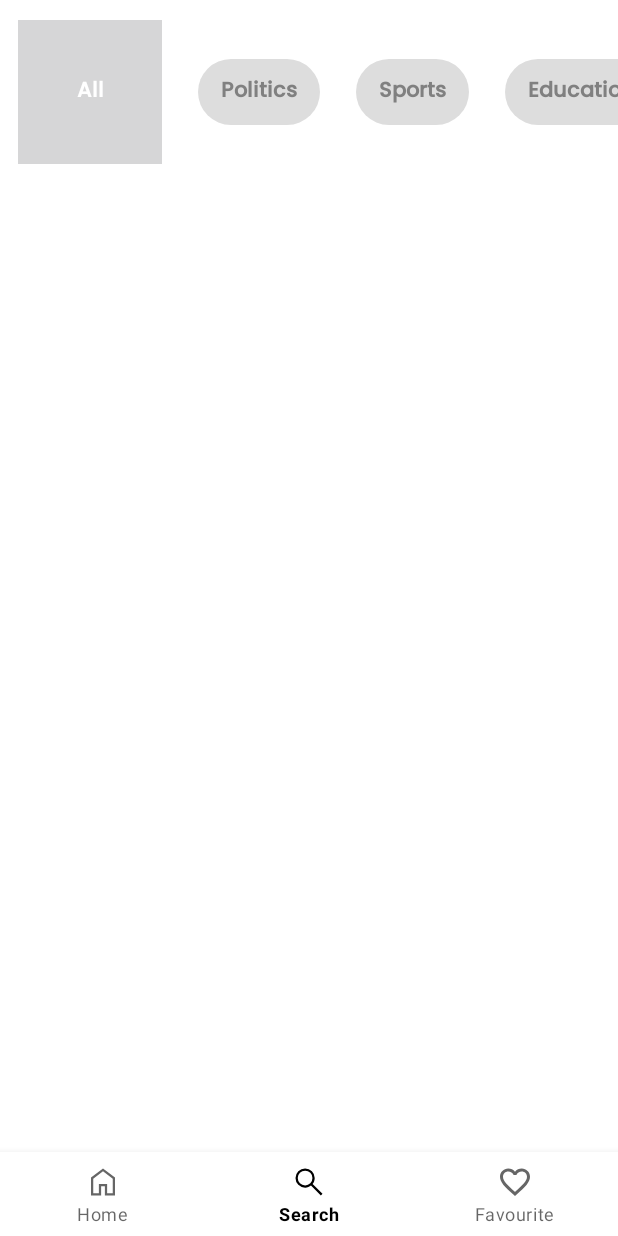
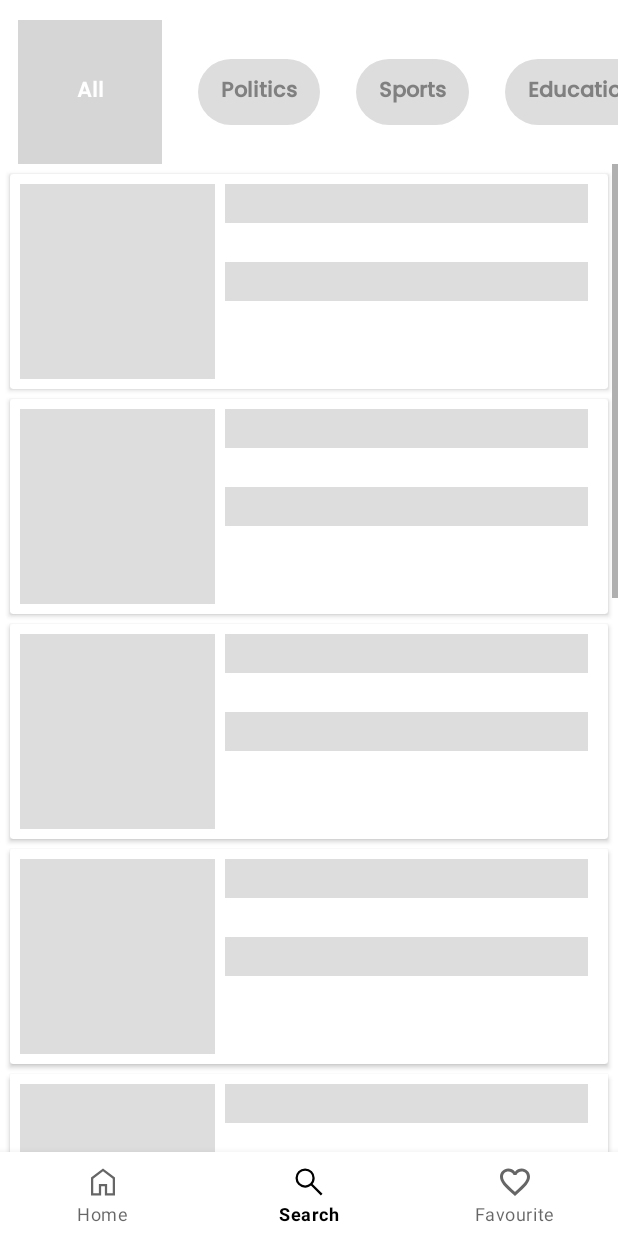
Before and after one commit to Deepraj99/Discover, an Android app: the screen it shows after launch (MainActivity), item 2 of the bottom bar chosen, on a phone screen of 412 x 824 dp. Run offline under Robolectric (Android 15) with nearby library versions, the phone set to English and light mode, and no system bars; our stand-ins replace Shimmer, data binding, navigation-ui, sdp/ssp sizes; network calls fail; pictures from the network do not load; 1 statement that could not run was skipped.

Commit message:
tab layout done

```diff
--- a/app/src/main/java/com/example/discover/adapters/DashboardPagerAdapter.kt
+++ b/app/src/main/java/com/example/discover/adapters/DashboardPagerAdapter.kt
@@ -2,7 +2,7 @@ package com.example.discover.adapters
 
 import androidx.fragment.app.Fragment
 import androidx.viewpager2.adapter.FragmentStateAdapter
-import com.example.discover.CategoryFragment
+import com.example.discover.fragments.CategoryFragment
 
 class DashboardPagerAdapter(fragment: Fragment, private val listSize: Int) : FragmentStateAdapter(fragment) {
     override fun getItemCount(): Int {
--- a/app/src/main/java/com/example/discover/CategoryFragment.kt
+++ b/app/src/main/java/com/example/discover/fragments/CategoryFragment.kt
@@ -1,4 +1,4 @@
-package com.example.discover
+package com.example.discover.fragments
 
 import android.content.Intent
 import android.os.Bundle
@@ -43,14 +43,10 @@ class CategoryFragment(private val q: String) : Fragment(), OnNewsClickListener
         binding.recyclerView.adapter = allNewsAdapter
 
         newsViewModel.allNewsData.observe(viewLifecycleOwner, Observer {
+            binding.shimmerViewContainer.stopShimmer()
+            binding.shimmerViewContainer.visibility = View.GONE
             allNewsAdapter.setData(it.articles)
         })
-
-//        newsViewModel.allNewsData.observe(viewLifecycleOwner, Observer {
-//            binding.shimmerViewContainer.stopShimmer()
-//            binding.shimmerViewContainer.visibility = View.GONE
-//            allNewsAdapter.setData(it.articles)
-//        })
         return binding.root
     }
 
--- a/app/src/main/res/layout/fragment_category.xml
+++ b/app/src/main/res/layout/fragment_category.xml
@@ -10,7 +10,49 @@
     <androidx.constraintlayout.widget.ConstraintLayout
         android:layout_width="match_parent"
         android:layout_height="match_parent"
-        tools:context=".CategoryFragment">
+        tools:context=".fragments.CategoryFragment">
+
+
+        <com.facebook.shimmer.ShimmerFrameLayout
+            android:id="@+id/shimmer_view_container"
+            android:layout_width="match_parent"
+            android:layout_height="wrap_content"
+            app:layout_constraintEnd_toEndOf="parent"
+            app:layout_constraintStart_toStartOf="parent"
+            app:layout_constraintTop_toTopOf="parent"
+            tools:ignore="MissingConstraints">
+
+            <ScrollView
+                android:layout_width="match_parent"
+                android:layout_height="wrap_content">
+
+                <LinearLayout
+                    android:layout_width="match_parent"
+                    android:layout_height="wrap_content"
+                    android:orientation="vertical">
+
+                    <include layout="@layout/rv_item_shrimmer" />
+
+                    <include layout="@layout/rv_item_shrimmer" />
+
+                    <include layout="@layout/rv_item_shrimmer" />
+
+                    <include layout="@layout/rv_item_shrimmer" />
+
+                    <include layout="@layout/rv_item_shrimmer" />
+
+                    <include layout="@layout/rv_item_shrimmer" />
+
+                    <include layout="@layout/rv_item_shrimmer" />
+
+                    <include layout="@layout/rv_item_shrimmer" />
+
+                    <include layout="@layout/rv_item_shrimmer" />
+
+                    <include layout="@layout/rv_item_shrimmer" />
+                </LinearLayout>
+            </ScrollView>
+        </com.facebook.shimmer.ShimmerFrameLayout>
 
         <androidx.recyclerview.widget.RecyclerView
             android:id="@+id/recyclerView"
```
